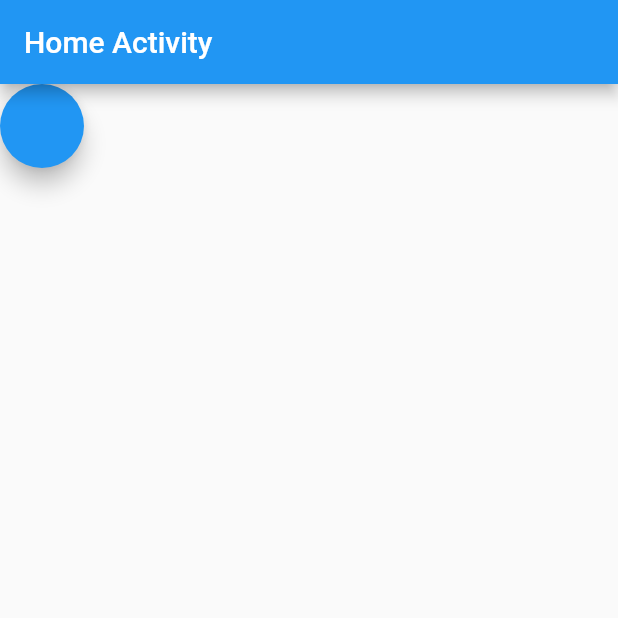
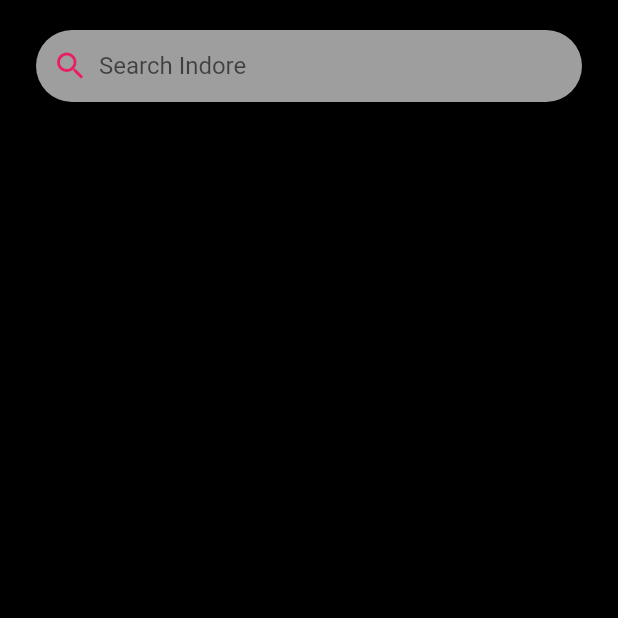
Before and after one commit to RhyshaKachari/la_brise_app, a Flutter app: the screen it shows after launch, on a phone screen of 412 x 824 dp, the top half of it. Run offline on Flutter 3.47's test engine with Material 2 defaults, Android fonts, the phone set to English and light mode, and no system bars; our stand-ins replace flutter_spinkit, google_fonts; missing offline and left inert: flutter_config; network calls fail.

Commit message:
Made the search bar

```diff
--- a/lib/Activity/home.dart
+++ b/lib/Activity/home.dart
@@ -1,4 +1,5 @@
 import 'dart:convert';
+import 'dart:math';
 import 'package:http_parser/http_parser.dart';
 import 'package:flutter/material.dart';
 import 'package:http/http.dart' as http;
@@ -39,21 +40,48 @@ String username = "" ;
   }
   @override
   Widget build(BuildContext context) {
-    final info = ModalRoute.of(context)!.settings.arguments;
+
+    // final info = ModalRoute.of(context)!.settings.arguments;
+    var city_name = ["Mumbai" , "Delhi" , "Chennai" , "Dhar", "Indore","Guwahati"];
+    final _random = new Random();
+    var city = city_name[_random.nextInt(city_name.length)];
     return Scaffold(
-      appBar: AppBar(
-        title: Text("Home Activity"),
+      backgroundColor: Colors.black,
+      body: SafeArea(
+        child: Container(
+          child: Column(
+            children: [
+              Container( // Search wala container
+                // color: Colors.grey,
+                padding: EdgeInsets.symmetric(horizontal: 8),
+                margin: EdgeInsets.symmetric(horizontal: 24,vertical: 20),
+                decoration: BoxDecoration(
+                  color: Colors.grey,
+                  borderRadius: BorderRadius.circular(24)
+                ),
+                child: Row(
+                  children: [
+                    GestureDetector(
+                      onTap: (){
+                        print("Search Me");
+                      },
+                      child: Container(child: Icon(Icons.search , color: Colors.pink,) , margin: EdgeInsets.fromLTRB(3, 0, 7, 0),),
+                    ),
+                    Expanded(child: TextField(
+                      decoration: InputDecoration(
+                        border: InputBorder.none,
+                        hintText: "Search $city",
+                      ),
+                    )),
+
+                  ],
+                ),
+              )
+
+            ],
+          ),
+        ),
       ) ,
-      body: Column(
-        children: <Widget>[
-          FloatingActionButton(
-            onPressed: () => setState(() {
-            }),
-          ),
-          // Text(info["temp_value"]),
-        ],
-      )
-      ,
     );
   }
 }
```
